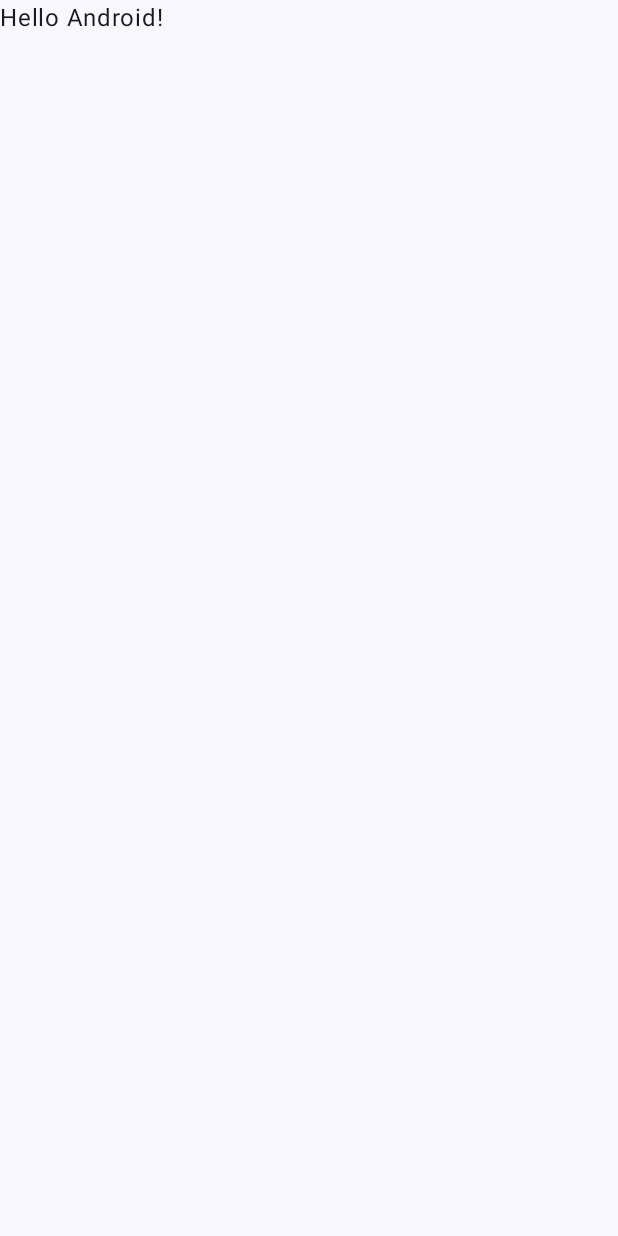
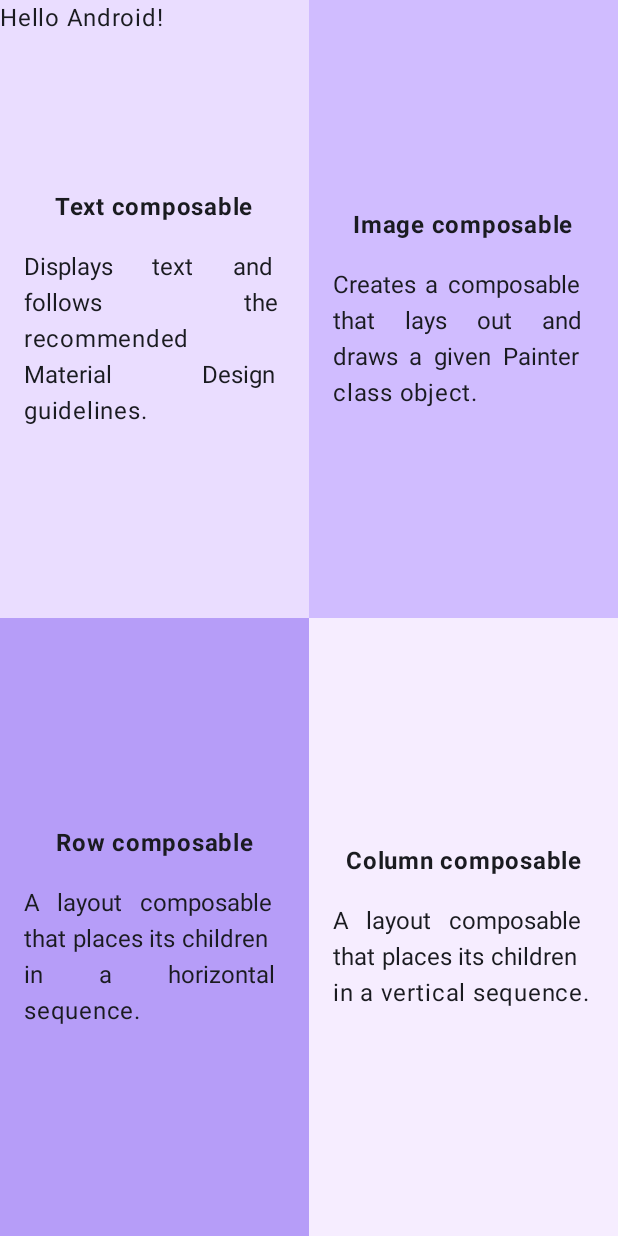
Before and after one commit to librarywon/Codelab_Compose, an Android app built with Jetpack Compose: the screen it shows after launch (MainActivity), on a phone screen of 412 x 824 dp. Before the commit the screen is almost empty. Run offline under Robolectric (Android 15) with nearby library versions, the phone set to English and light mode, and no system bars.

Commit message:
fourth dimension done

```diff
--- a/ComposeFourDimesion/app/src/main/java/com/librarywon/composefourdimesion/MainActivity.kt
+++ b/ComposeFourDimesion/app/src/main/java/com/librarywon/composefourdimesion/MainActivity.kt
@@ -3,13 +3,25 @@ package com.librarywon.composefourdimesion
 import android.os.Bundle
 import androidx.activity.ComponentActivity
 import androidx.activity.compose.setContent
+import androidx.compose.foundation.background
+import androidx.compose.foundation.layout.Arrangement
+import androidx.compose.foundation.layout.Column
+import androidx.compose.foundation.layout.Row
 import androidx.compose.foundation.layout.fillMaxSize
+import androidx.compose.foundation.layout.fillMaxWidth
+import androidx.compose.foundation.layout.padding
 import androidx.compose.material3.MaterialTheme
 import androidx.compose.material3.Surface
 import androidx.compose.material3.Text
 import androidx.compose.runtime.Composable
+import androidx.compose.ui.Alignment
 import androidx.compose.ui.Modifier
+import androidx.compose.ui.graphics.Color
+import androidx.compose.ui.res.stringResource
+import androidx.compose.ui.text.font.FontWeight
+import androidx.compose.ui.text.style.TextAlign
 import androidx.compose.ui.tooling.preview.Preview
+import androidx.compose.ui.unit.dp
 import com.librarywon.composefourdimesion.ui.theme.ComposeFourDimesionTheme
 
 class MainActivity : ComponentActivity() {
@@ -31,10 +43,70 @@ class MainActivity : ComponentActivity() {
 
 @Composable
 fun Greeting(name: String, modifier: Modifier = Modifier) {
+    Column(
+        Modifier.fillMaxWidth()
+    ) {
+        Row(Modifier.weight(1f)) {
+            InsideText(
+                title = stringResource(R.string.first_title),
+                text = stringResource(R.string.first_text),
+                backgroundColor = Color(0xFFEADDFF),
+                modifier = Modifier.weight(1f)
+            )
+            InsideText(
+                title = stringResource(R.string.second_title),
+                text = stringResource(R.string.second_text),
+                backgroundColor = Color(0xFFD0BCFF),
+                modifier = Modifier.weight(1f)
+            )
+        }
+        Row(Modifier.weight(1f)) {
+            InsideText(
+                title = stringResource(R.string.third_title),
+                text = stringResource(R.string.third_text),
+                backgroundColor = Color(0xFFB69DF8),
+                modifier = Modifier.weight(1f)
+            )
+            InsideText(
+                title = stringResource(R.string.fourth_title),
+                text = stringResource(R.string.fourth_text),
+                backgroundColor = Color(0xFFF6EDFF),
+                modifier = Modifier.weight(1f)
+            )
+        }
+    }
+
     Text(
         text = "Hello $name!",
         modifier = modifier
     )
+}
+
+@Composable
+fun InsideText(
+    title: String,
+    text: String,
+    backgroundColor: Color,
+    modifier: Modifier = Modifier,
+) {
+    Column(
+        modifier = modifier
+            .fillMaxSize()
+            .background(backgroundColor)
+            .padding(16.dp),
+        verticalArrangement = Arrangement.Center,
+        horizontalAlignment = Alignment.CenterHorizontally
+    ) {
+        Text(
+            text = title,
+            modifier = Modifier.padding(bottom = 16.dp),
+            fontWeight = FontWeight.Bold
+        )
+        Text(
+            text = text,
+            textAlign = TextAlign.Justify
+        )
+    }
 }
 
 @Preview(showBackground = true)
--- a/ComposeFourDimesion/app/src/main/res/values/strings.xml
+++ b/ComposeFourDimesion/app/src/main/res/values/strings.xml
@@ -1,3 +1,11 @@
 <resources>
     <string name="app_name">Compose FourDimesion</string>
+    <string name="first_title">Text composable</string>
+    <string name="first_text">Displays text and follows the recommended Material Design guidelines.</string>
+    <string name="second_title">Image composable</string>
+    <string name="second_text">Creates a composable that lays out and draws a given Painter class object.</string>
+    <string name="third_title">Row composable</string>
+    <string name="third_text">A layout composable that places its children in a horizontal sequence.</string>
+    <string name="fourth_title">Column composable</string>
+    <string name="fourth_text">A layout composable that places its children in a vertical sequence.</string>
 </resources>
```
